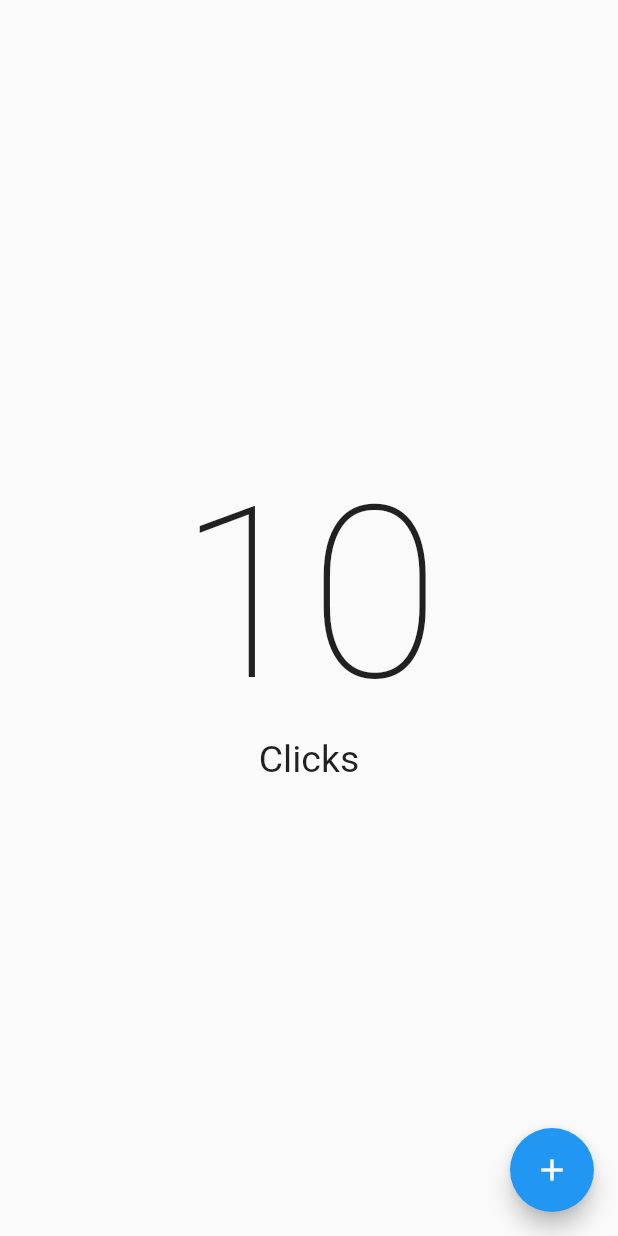
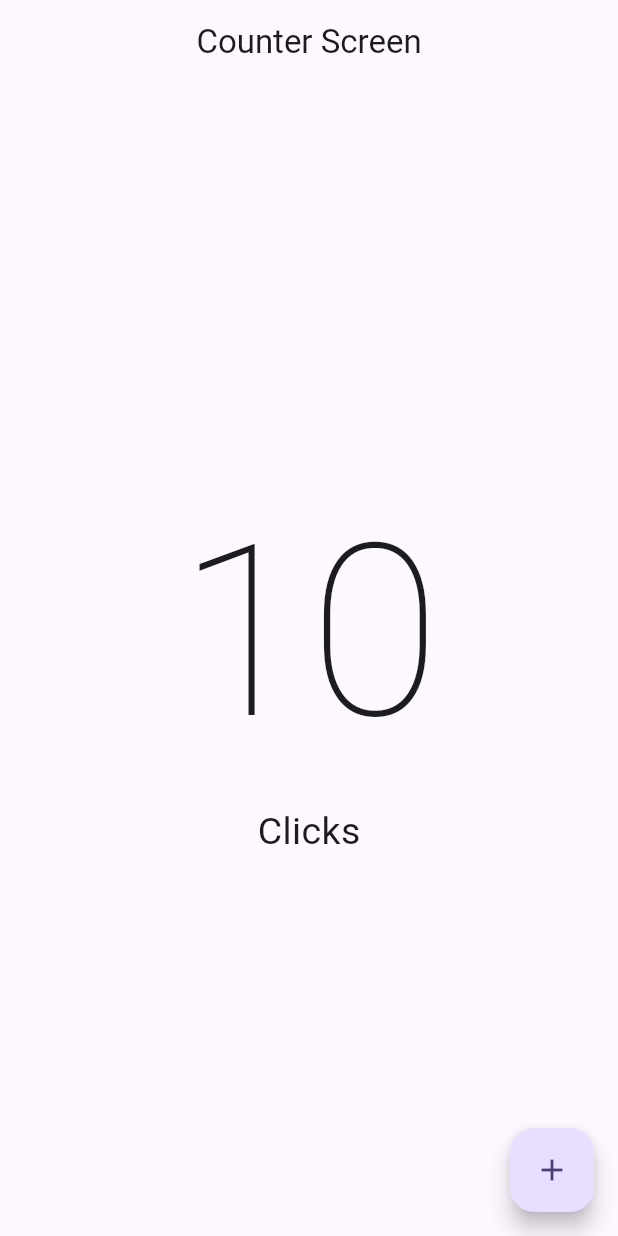
Before and after one commit to devferx/fl-counter-app, a Flutter app: the screen it shows after launch, on a phone screen of 412 x 824 dp. Run offline on Flutter 3.47's test engine with Material 2 defaults, Android fonts, the phone set to English and light mode, and no system bars.

Commit message:
Add material design 3

```diff
--- a/lib/main.dart
+++ b/lib/main.dart
@@ -8,10 +8,14 @@ class MyApp extends StatelessWidget {
 
   @override
   Widget build(BuildContext context) {
-    return const MaterialApp(
+    return MaterialApp(
       title: 'Material App',
       debugShowCheckedModeBanner: false,
-      home: CounterScreen(),
+      theme: ThemeData(
+        useMaterial3: true,
+        colorSchemeSeed: Colors.deepPurpleAccent,
+      ),
+      home: const CounterScreen(),
     );
   }
 }
--- a/lib/presentation/screens/counter/counter_screen.dart
+++ b/lib/presentation/screens/counter/counter_screen.dart
@@ -6,6 +6,10 @@ class CounterScreen extends StatelessWidget {
   @override
   Widget build(BuildContext context) {
     return Scaffold(
+      appBar: AppBar(
+        title: const Text('Counter Screen'),
+        centerTitle: true,
+      ),
       body: const Center(
         child: Column(
           mainAxisAlignment: MainAxisAlignment.center,
```
